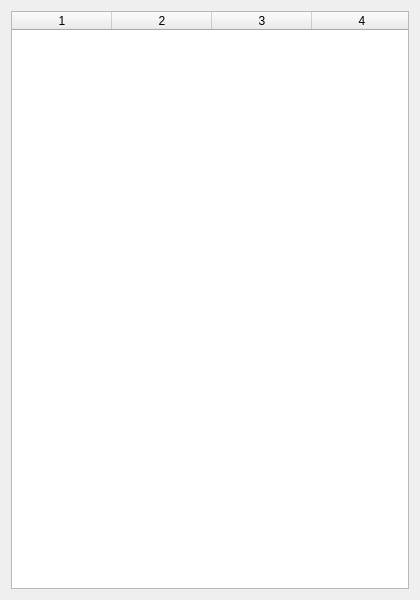
Old version of the form THScore/UFOWindow.ui in the repository denebwang/touhouScore.
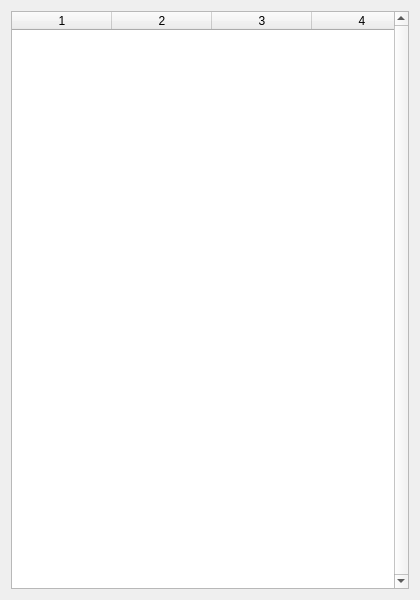
New version of the form.

Commit message: UFO窗口

Patch:
```diff
--- a/THScore/UFOWindow.ui
+++ b/THScore/UFOWindow.ui
@@ -38,7 +38,7 @@
       <enum>Qt::NoFocus</enum>
      </property>
      <property name="verticalScrollBarPolicy">
-      <enum>Qt::ScrollBarAlwaysOff</enum>
+      <enum>Qt::ScrollBarAlwaysOn</enum>
      </property>
      <property name="horizontalScrollBarPolicy">
       <enum>Qt::ScrollBarAlwaysOff</enum>
```
The commit also changes 7 other files.
